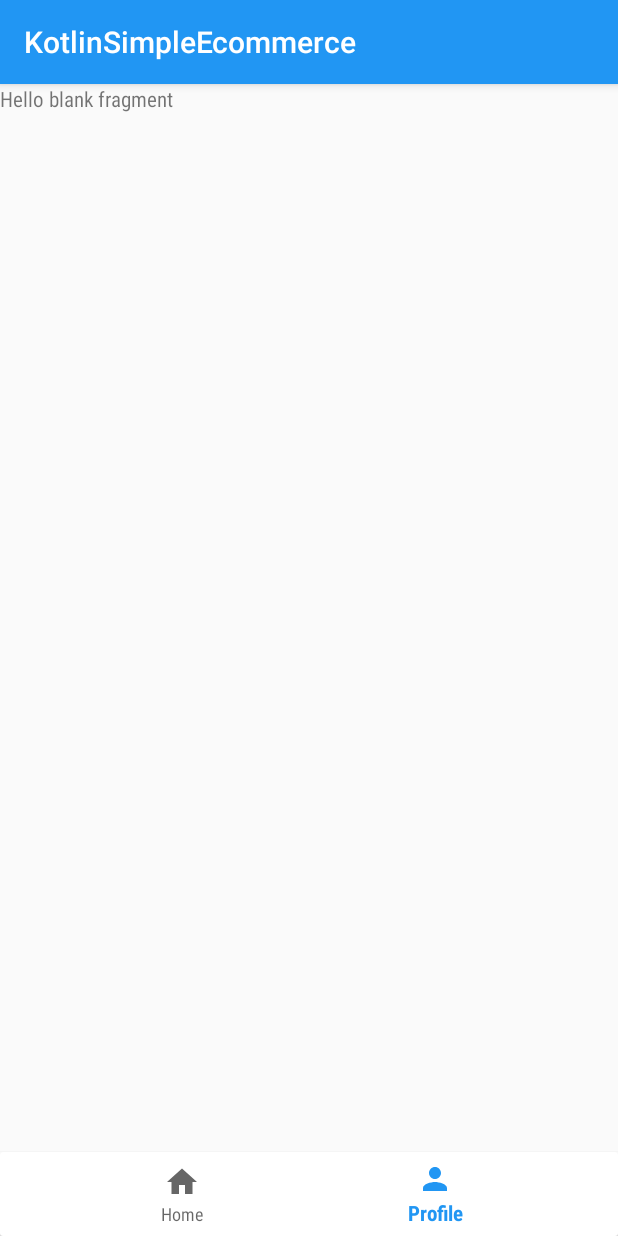
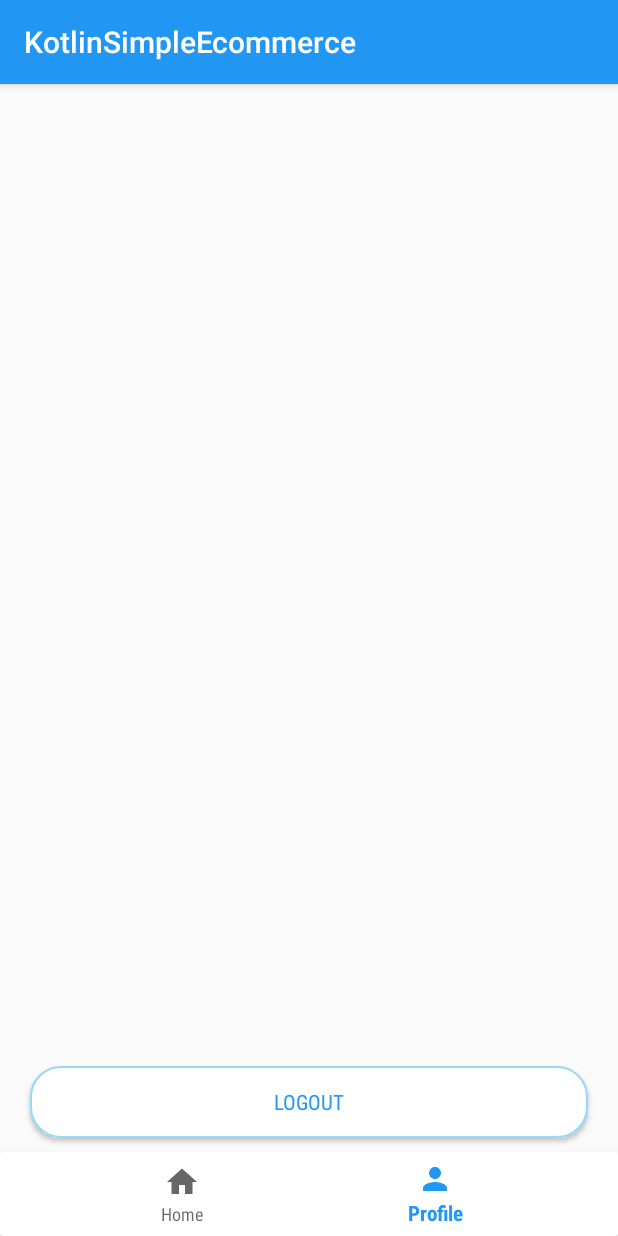
Before and after one commit to muhammadrafiulwap/simple-kotlin-ecommerce, an Android app: the Home screen opened directly, with no data from a screen before it, item 2 of the bottom bar chosen, on a phone screen of 412 x 824 dp. Run offline under Robolectric (Android 15) with nearby library versions, the phone set to English and light mode, and no system bars; 1 statement that could not run was skipped.

Commit message:
[Add] Logout

```diff
--- a/app/src/main/AndroidManifest.xml
+++ b/app/src/main/AndroidManifest.xml
@@ -19,6 +19,9 @@
             android:theme="@style/Theme.AppCompat.Light.NoActionBar" />
         <activity
             android:name=".ui.login.Login"
+            android:theme="@style/Theme.AppCompat.Light.NoActionBar"/>
+        <activity
+            android:name=".MainActivity"
             android:theme="@style/Theme.AppCompat.Light.NoActionBar">
             <intent-filter>
                 <action android:name="android.intent.action.MAIN" />
@@ -26,7 +29,6 @@
                 <category android:name="android.intent.category.LAUNCHER" />
             </intent-filter>
         </activity>
-        <activity android:name=".MainActivity" />
     </application>
 
 </manifest>
--- a/app/src/main/java/com/udacoding/kotlinsimpleecommerce/ui/home/fragment/ProfileFragment.kt
+++ b/app/src/main/java/com/udacoding/kotlinsimpleecommerce/ui/home/fragment/ProfileFragment.kt
@@ -8,8 +8,19 @@ import android.view.View
 import android.view.ViewGroup
 
 import com.udacoding.kotlinsimpleecommerce.R
+import com.udacoding.kotlinsimpleecommerce.Utils.SessionManager
+import com.udacoding.kotlinsimpleecommerce.ui.login.Login
+import kotlinx.android.synthetic.main.fragment_profile.*
+import org.jetbrains.anko.clearTask
+import org.jetbrains.anko.clearTop
+import org.jetbrains.anko.newTask
+import org.jetbrains.anko.sdk27.coroutines.onClick
+import org.jetbrains.anko.support.v4.intentFor
+import org.jetbrains.anko.support.v4.startActivity
 
 class ProfileFragment : Fragment() {
+
+    private var session: SessionManager? = null
 
     override fun onCreateView(
         inflater: LayoutInflater, container: ViewGroup?,
@@ -21,6 +32,14 @@ class ProfileFragment : Fragment() {
 
     override fun onActivityCreated(savedInstanceState: Bundle?) {
         super.onActivityCreated(savedInstanceState)
+
+        session = SessionManager(context!!)
+
+        btnLogout.onClick {
+            session?.logout()
+            startActivity(intentFor<Login>().clearTop().newTask().clearTask())
+        }
+
     }
 
 
--- a/app/src/main/java/com/udacoding/kotlinsimpleecommerce/ui/login/Login.kt
+++ b/app/src/main/java/com/udacoding/kotlinsimpleecommerce/ui/login/Login.kt
@@ -14,6 +14,7 @@ class Login : AppCompatActivity() {
                 .replace(R.id.container, LoginFragment.newInstance())
                 .commitNow()
         }
+
     }
 
 }
--- a/app/src/main/java/com/udacoding/kotlinsimpleecommerce/ui/login/LoginFragment.kt
+++ b/app/src/main/java/com/udacoding/kotlinsimpleecommerce/ui/login/LoginFragment.kt
@@ -46,6 +46,10 @@ class LoginFragment : Fragment() {
 
         session = SessionManager(context!!)
 
+        if (session?.isLogin ?: false){
+            startActivity(intentFor<Home>().clearTop().newTask().clearTask())
+        }
+
         attachObserve()
 
         btnLogin.onClick {
--- /dev/null
+++ b/app/src/main/res/drawable/bg_button_lightblue.xml
@@ -0,0 +1,15 @@
+<?xml version="1.0" encoding="utf-8"?>
+<selector xmlns:android="http://schemas.android.com/apk/res/android">
+    <item android:width="257dp" android:height="45dp">
+
+        <shape android:shape="rectangle">
+
+            <corners android:radius="20dp" />
+
+            <solid android:color="#FFF" />
+            <stroke android:color="@color/colorAccent" android:width="1dp"/>
+
+        </shape>
+    </item>
+
+</selector>
--- a/app/src/main/res/layout/fragment_profile.xml
+++ b/app/src/main/res/layout/fragment_profile.xml
@@ -5,10 +5,18 @@
     android:layout_height="match_parent"
     tools:context=".ui.home.fragment.ProfileFragment">
 
-    <!-- TODO: Update blank fragment layout -->
-    <TextView
+    <Button
+        android:id="@+id/btnLogout"
+        android:padding="10dp"
+        android:layout_gravity="bottom"
+        android:text="Logout"
+        android:background="@drawable/bg_button_lightblue"
+        android:textColor="@color/colorBlue"
         android:layout_width="match_parent"
-        android:layout_height="match_parent"
-        android:text="@string/hello_blank_fragment" />
+        android:layout_marginBottom="5dp"
+        android:textSize="14sp"
+        android:layout_marginRight="20dp"
+        android:layout_marginLeft="20dp"
+        android:layout_height="wrap_content"/>
 
 </FrameLayout>
--- a/app/src/main/res/layout/home_activity.xml
+++ b/app/src/main/res/layout/home_activity.xml
@@ -9,6 +9,7 @@
         android:id="@+id/container"
         android:layout_width="match_parent"
         android:layout_height="match_parent"
+        android:layout_marginBottom="60dp"
         tools:context=".ui.home.Home" />
 
     <androidx.cardview.widget.CardView
```
Also changed, not shown: app/src/main/java/com/udacoding/kotlinsimpleecommerce/MainActivity.kt (+13 -0 lines), app/src/main/res/layout/activity_main.xml (+12 -3 lines).
